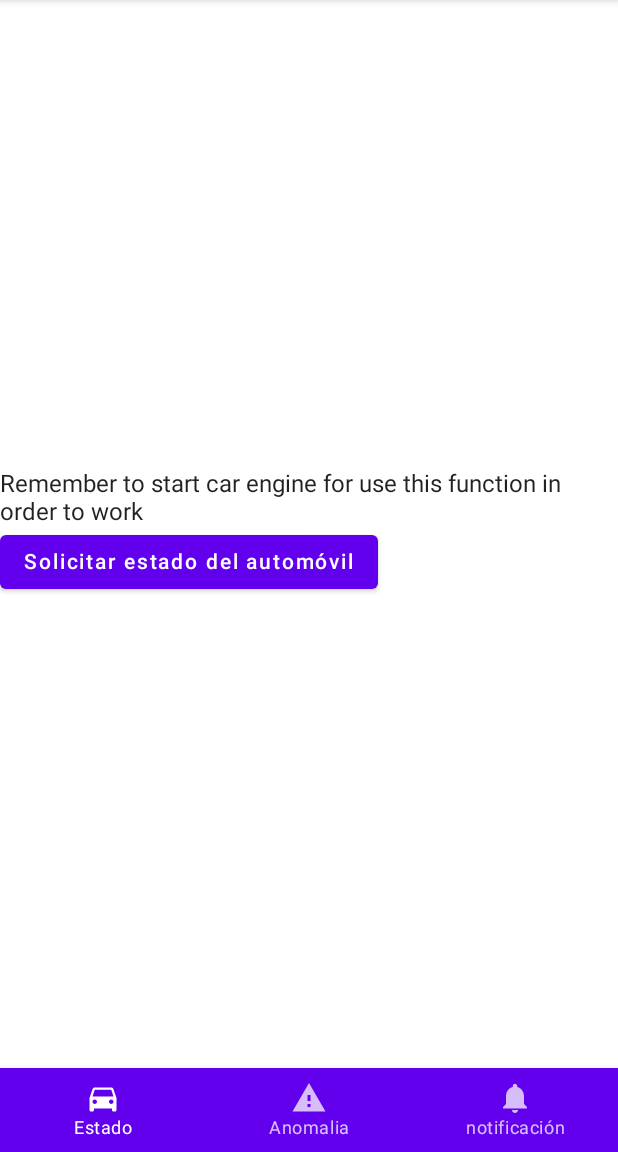
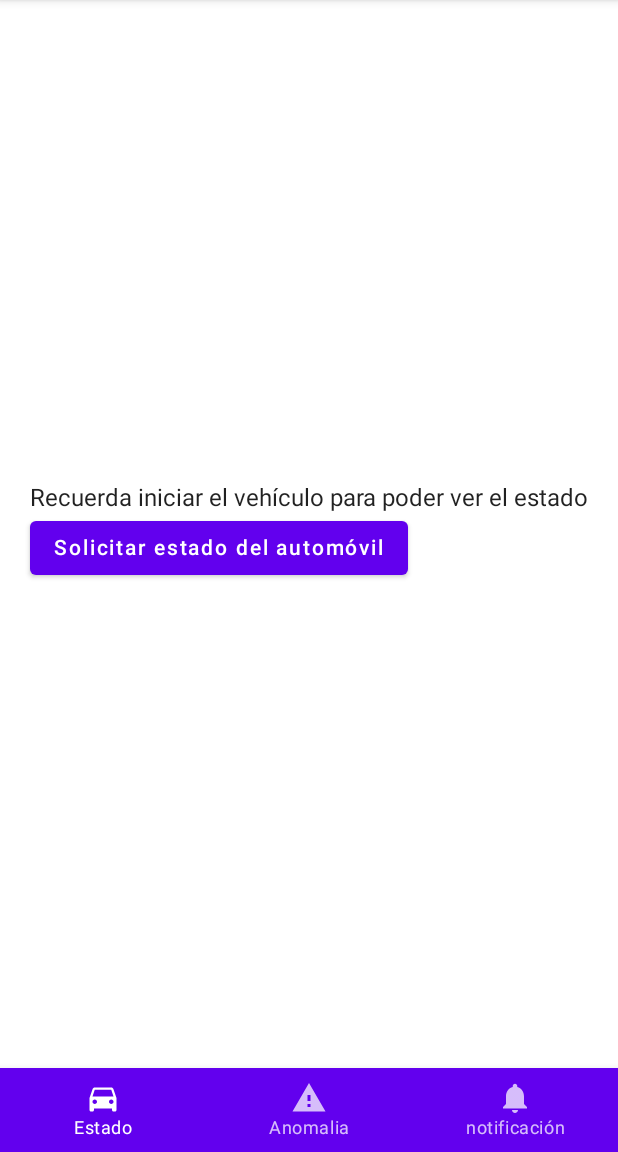
Before and after one commit to NickEsColR/car-integrity-monitor-movile-app, an Android app built with Jetpack Compose: the screen it shows after launch (MainActivity), on a phone screen of 412 x 824 dp, the part 84-1236 px from its top. Run offline under Robolectric (Android 15) with nearby library versions, the phone set to English and light mode, and no system bars.

Commit message:
Feature car state. update CarStateScreen.kt. ux update.

```diff
--- a/app/src/main/java/com/example/car_integrity_monitor_movile_app/ui/screens/CarStateScreen.kt
+++ b/app/src/main/java/com/example/car_integrity_monitor_movile_app/ui/screens/CarStateScreen.kt
@@ -10,7 +10,6 @@ import androidx.compose.ui.Modifier
 import androidx.compose.ui.res.painterResource
 import androidx.compose.ui.res.stringResource
 import androidx.compose.ui.unit.dp
-import androidx.lifecycle.ViewModel
 import com.example.car_integrity_monitor_movile_app.R
 
 @Composable
@@ -31,13 +30,14 @@ fun CarStateScreen(
  * The car state screen displaying the entry message
  */
 @Composable
-fun EntryScreen(modifier: Modifier = Modifier, retryAction: () -> Unit){
+private fun EntryScreen(modifier: Modifier = Modifier, retryAction: () -> Unit){
     Box(
         contentAlignment = Alignment.Center,
         modifier = modifier.fillMaxSize()
+            .padding(16.dp)
     ) {
-        Column() {
-            Text(text = "Remember to start car engine for use this function in order to work")
+        Column{
+            Text(text = "Recuerda iniciar el vehículo para poder ver el estado")
             Button(onClick = retryAction) {
                 Text(text = stringResource(R.string.car_state_button))
             }
@@ -49,7 +49,7 @@ fun EntryScreen(modifier: Modifier = Modifier, retryAction: () -> Unit){
  * The car state screen displaying the loading message
  */
 @Composable
-fun LoadingScreen(modifier: Modifier = Modifier){
+private fun LoadingScreen(modifier: Modifier = Modifier){
     Box(
         contentAlignment = Alignment.Center,
         modifier = modifier.fillMaxSize()
@@ -66,8 +66,8 @@ fun LoadingScreen(modifier: Modifier = Modifier){
  * The car state screen displaying the state information
  */
 @Composable
-fun SuccessScreen(modifier: Modifier = Modifier, retryAction: () -> Unit){
-    Column {
+private fun SuccessScreen(modifier: Modifier = Modifier, retryAction: () -> Unit){
+    Column(modifier) {
         Text(text = "En esta pantalla se vera la información del estado")
         Button(onClick = retryAction) {
             Text(text = stringResource(R.string.car_state_button))
@@ -79,13 +79,13 @@ fun SuccessScreen(modifier: Modifier = Modifier, retryAction: () -> Unit){
  * The car state screen displaying the state error
  */
 @Composable
-fun ErrorScreen(modifier: Modifier = Modifier,retryAction:()->Unit){
+private fun ErrorScreen(modifier: Modifier = Modifier,retryAction:()->Unit){
     Column(
         modifier = modifier.fillMaxSize(),
         verticalArrangement = Arrangement.Center,
         horizontalAlignment = Alignment.CenterHorizontally
     ) {
-        Text(stringResource(R.string.loading_failed))
+        Text(stringResource(R.string.state_error))
         Button(onClick = retryAction) {
             Text(stringResource(R.string.car_state_button))
         }
--- a/app/src/main/res/values/strings.xml
+++ b/app/src/main/res/values/strings.xml
@@ -7,5 +7,5 @@
     <string name="car_state_route">State</string>
     <string name="car_anomaly_route">Anomaly</string>
     <string name="car_notification_route">Notification</string>
-    <string name="loading_failed">Error al obtener los datos, por favor asegurese que el motor este encendido</string>
+    <string name="state_error">Error al obtener los datos, por favor asegurese que el motor este encendido</string>
 </resources>
```
